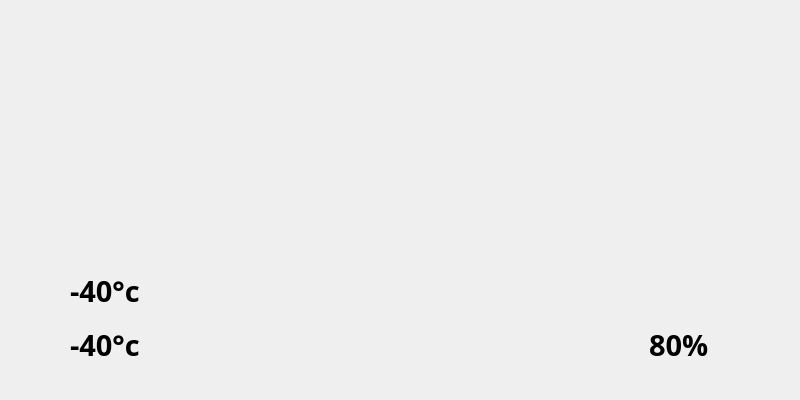
First picture: the form in tachometer_window.ui, repository Mive82/psa-app, before the edit.
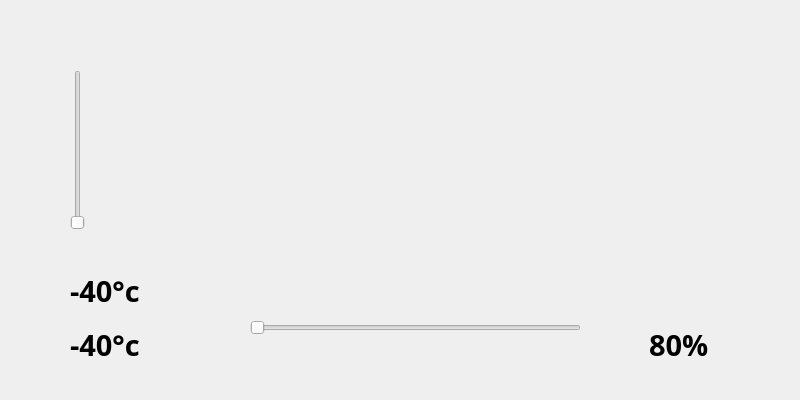
Second picture: the form after the edit. Icons and pictures are not drawn.

What changed in the file:
```diff
--- a/tachometer_window.ui
+++ b/tachometer_window.ui
@@ -251,6 +251,47 @@
     <string>-40°c</string>
    </property>
   </widget>
+  <widget class="QSlider" name="rpm_slider">
+   <property name="geometry">
+    <rect>
+     <x>250</x>
+     <y>320</y>
+     <width>331</width>
+     <height>16</height>
+    </rect>
+   </property>
+   <property name="maximum">
+    <number>7000</number>
+   </property>
+   <property name="orientation">
+    <enum>Qt::Horizontal</enum>
+   </property>
+  </widget>
+  <widget class="QSlider" name="gear_slider">
+   <property name="geometry">
+    <rect>
+     <x>70</x>
+     <y>70</y>
+     <width>16</width>
+     <height>160</height>
+    </rect>
+   </property>
+   <property name="minimum">
+    <number>-1</number>
+   </property>
+   <property name="maximum">
+    <number>5</number>
+   </property>
+   <property name="pageStep">
+    <number>1</number>
+   </property>
+   <property name="value">
+    <number>-1</number>
+   </property>
+   <property name="orientation">
+    <enum>Qt::Vertical</enum>
+   </property>
+  </widget>
  </widget>
  <resources>
   <include location="psa-resources.qrc"/>
```
